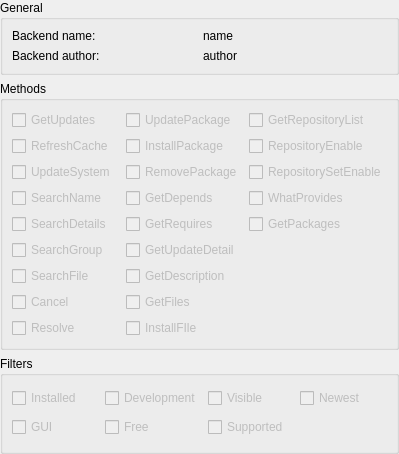
The window that KPackageKit/KpkBackendDetails.ui (KDE/apper) describes before a commit, drawn with Qt 5.
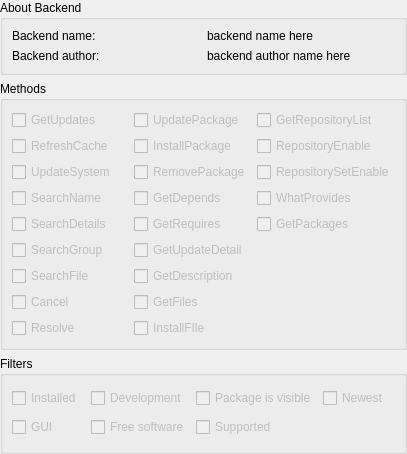
The same window after the commit.

Commit message: Fixed all krazy issues, persistent notifications, getting duplicated updates and added "details" button in error notifications

Patch:
```diff
--- a/KPackageKit/KpkBackendDetails.ui
+++ b/KPackageKit/KpkBackendDetails.ui
@@ -6,7 +6,7 @@
    <rect>
     <x>0</x>
     <y>0</y>
-    <width>399</width>
+    <width>407</width>
     <height>454</height>
    </rect>
   </property>
@@ -26,7 +26,7 @@
       </sizepolicy>
      </property>
      <property name="title">
-      <string>General</string>
+      <string>About Backend</string>
      </property>
      <layout class="QGridLayout" name="gridLayout">
       <item row="0" column="0">
@@ -39,7 +39,7 @@
       <item row="0" column="1">
        <widget class="QLabel" name="nameL">
         <property name="text">
-         <string>name</string>
+         <string>backend name here</string>
         </property>
        </widget>
       </item>
@@ -53,7 +53,7 @@
       <item row="1" column="1">
        <widget class="QLabel" name="authorL">
         <property name="text">
-         <string>author</string>
+         <string>backend author name here</string>
         </property>
        </widget>
       </item>
@@ -484,7 +484,7 @@
          <bool>false</bool>
         </property>
         <property name="text">
-         <string>Visible</string>
+         <string>Package is visible</string>
         </property>
         <property name="checkable">
          <bool>true</bool>
@@ -532,7 +532,7 @@
          <bool>false</bool>
         </property>
         <property name="text">
-         <string>Free</string>
+         <string>Free software</string>
         </property>
         <property name="checkable">
          <bool>true</bool>
```
Left out of the diff: 3 changed lines with no effect on the pictures. The commit also changes 17 other files.
